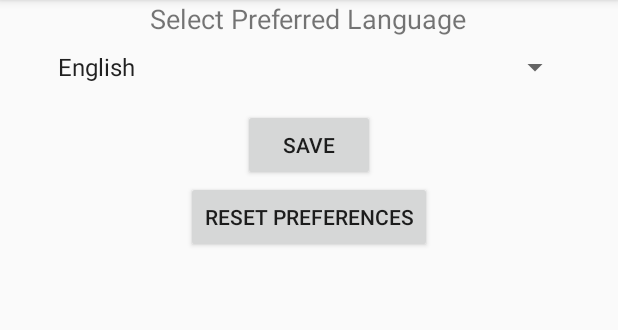
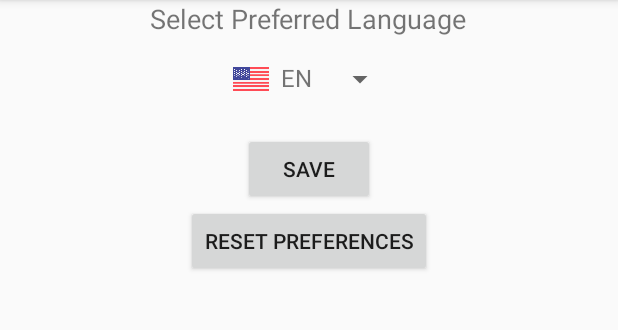
Before and after one commit to RickGomez1379/TranslateDocs, an Android app: the Settings screen opened directly, with no data from a screen before it, after a tap on "SAVE", on a phone screen of 412 x 824 dp, the part 84-414 px from its top. Run offline under Robolectric (Android 15) with nearby library versions, the phone set to English and light mode, and no system bars.

Commit message:
Implemented Spinner Functionality, and Adapter Removed old Spinner

```diff
--- a/app/src/main/java/com/example/translatedocs/Settings.java
+++ b/app/src/main/java/com/example/translatedocs/Settings.java
@@ -11,23 +11,32 @@ import androidx.annotation.Nullable;
 import androidx.appcompat.app.AppCompatActivity;
 import androidx.appcompat.widget.Toolbar;
 
+import java.util.ArrayList;
+import java.util.List;
 import java.util.Locale;
 import java.util.Objects;
 
 public class Settings extends AppCompatActivity {
     Toolbar nav;
     SharedPreferences preferences;
-    Spinner spinner;
+
     Button saveButton;
     Button resetButton;
+    Spinner languageFlagSpinner;
     @Override
     protected void onCreate(@Nullable Bundle savedInstanceState) {
         super.onCreate(savedInstanceState);
         setContentView(R.layout.settings_activity);
-
-        spinner = findViewById(R.id.language_spinner);
+        languageFlagSpinner = findViewById(R.id.language_flag_spinner);
         saveButton = findViewById(R.id.save_button);
         resetButton = findViewById(R.id.reset_button);
+
+        List<LanguageItem> languageList = new ArrayList<>();
+        languageList.add(new LanguageItem("EN", R.drawable.flag_us));
+        languageList.add(new LanguageItem("ES", R.drawable.flag_mex));
+
+        LanguageSpinnerAdapter adapter = new LanguageSpinnerAdapter(this, languageList);
+        languageFlagSpinner.setAdapter(adapter);
 
         nav = findViewById(R.id.TopBar);
         setSupportActionBar(nav);
@@ -35,17 +44,17 @@ public class Settings extends AppCompatActivity {
 
         preferences = getSharedPreferences("AppPreferences", Context.MODE_PRIVATE);
         String preferredLanguage = preferences
-                .getString("preferred_languages",GetLanguageFromCode(Locale.getDefault().getLanguage()));
+                .getString("preferred_languages",Locale.getDefault().getLanguage());
 
-        int spinnerPosition = getSpinnerPosition(preferredLanguage);
-        spinner.setSelection(spinnerPosition);
+        int spinnerPosition = getSpinnerPosition(adapter,preferredLanguage);
+        languageFlagSpinner.setSelection(spinnerPosition);
 
         saveButton.setOnClickListener(v -> {
-            String languageToSet = spinner.getSelectedItem().toString();
+            LanguageItem current = (LanguageItem) languageFlagSpinner.getSelectedItem();
             SharedPreferences.Editor editor = preferences.edit();
-            editor.putString("preferred_languages", languageToSet);
+            editor.putString("preferred_languages", current.getLanguageCode().toLowerCase());
             editor.apply();
-            String message = getString(R.string.language_saved_message, languageToSet);
+            String message = getString(R.string.language_saved_message, current.getLanguageCode().toLowerCase());
             Toast.makeText(this, message, Toast.LENGTH_SHORT).show();
         });
 
@@ -58,33 +67,13 @@ public class Settings extends AppCompatActivity {
         });
     }
 
-    private int getSpinnerPosition(String language){
-        String[] languages = getResources().getStringArray(R.array.language_array);
-        for (int i = 0; i < languages.length; i++) {
-            if (languages[i].equals(language)) {
+    private int getSpinnerPosition(LanguageSpinnerAdapter _adapter, String language){
+        for (int i = 0; i < _adapter.getCount(); i++) {
+            if (_adapter.getItem(i).getLanguageCode().equals(language.toUpperCase())) {
                 return i;
             }
         }
-        // Default to the first language if not found
-        return 0;
+        return 0; // Value not found // Value not found
     }
 
-    private String GetLanguageFromCode(String languageCode){
-        switch (languageCode){
-            case "es":
-                return getString(R.string.language_spanish);
-            case "de":
-                return getString(R.string.language_german);
-            case "fr":
-                return getString(R.string.language_french);
-            case "it":
-                return getString(R.string.language_italian);
-            case "pt":
-                return getString(R.string.language_portuguese);
-            case "ro":
-                return getString(R.string.language_romanian);
-            default:
-                return getString(R.string.language_english);
-        }
-    }
 }
--- a/app/src/main/res/layout/settings_activity.xml
+++ b/app/src/main/res/layout/settings_activity.xml
@@ -13,10 +13,9 @@
         android:layout_gravity="center"/>
 
     <Spinner
-        android:id="@+id/language_spinner"
-        android:layout_width="350dp"
+        android:id="@+id/language_flag_spinner"
+        android:layout_width="wrap_content"
         android:layout_height="wrap_content"
-        android:entries="@array/language_array"
         android:layout_gravity="center"/>
 
     <Button
```
